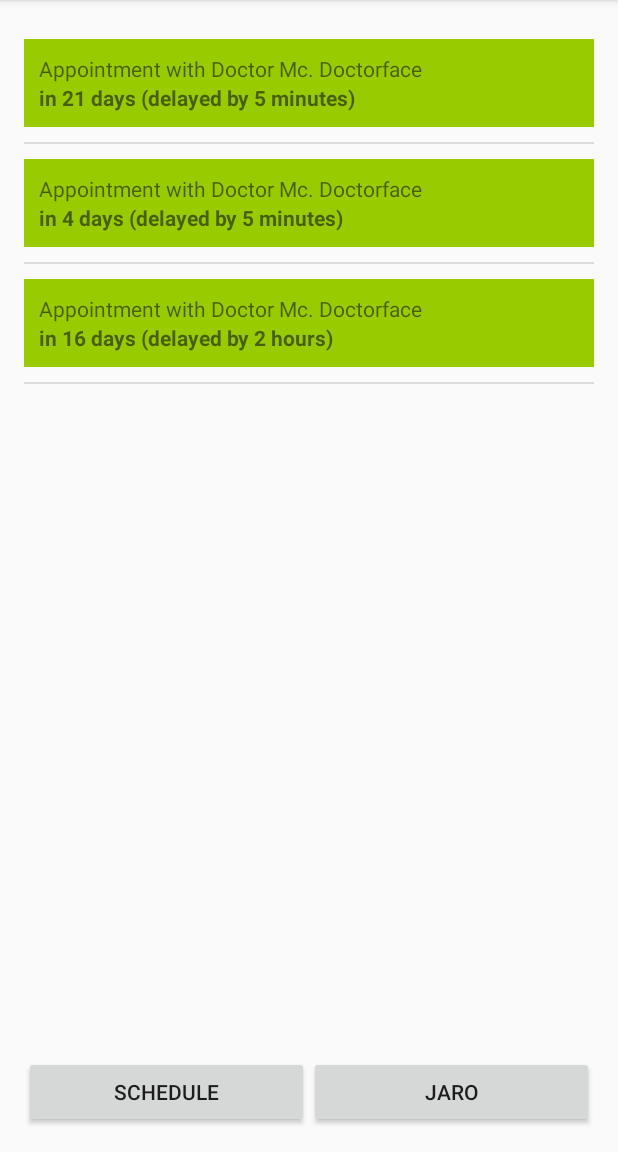
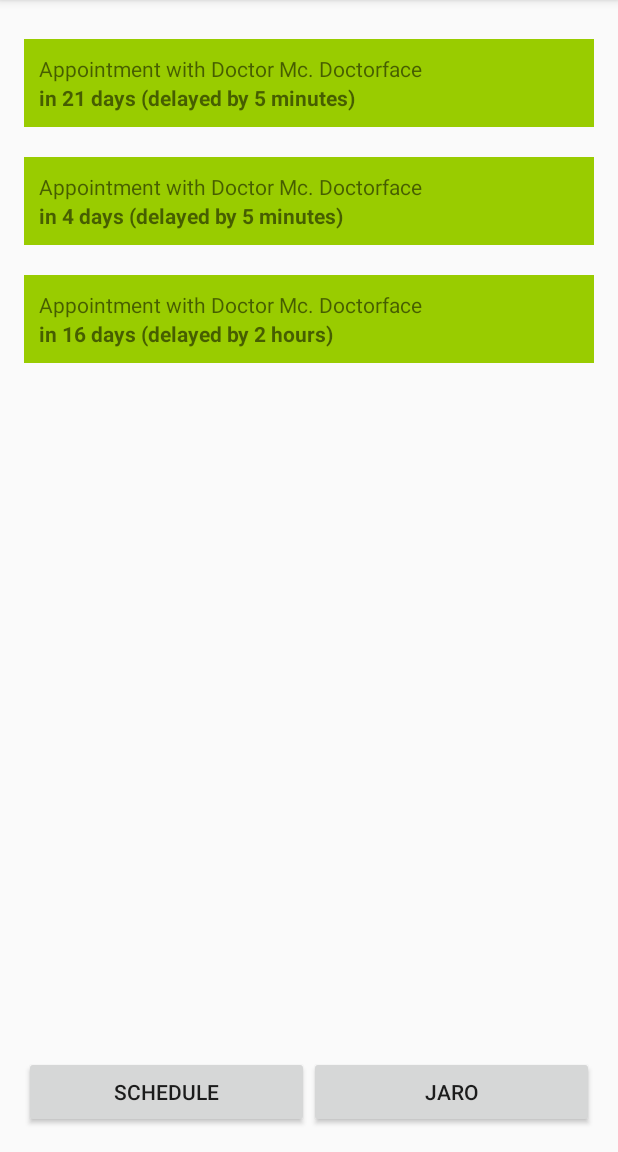
Before and after one commit to TomConerly/Mobile-Healthcare-Boarding-Pass, an Android app: the screen it shows after launch (MainActivity), on a phone screen of 412 x 824 dp, the part 84-1236 px from its top. Run offline under Robolectric (Android 15) with nearby library versions, the phone set to English and light mode, and no system bars.

Commit message:
removed the divider from listview

```diff
--- a/app/src/main/res/layout/activity_main.xml
+++ b/app/src/main/res/layout/activity_main.xml
@@ -21,7 +21,8 @@
             android:layout_height="0dip"
             android:layout_weight="1"
             android:id="@+id/appointment_list"
-            android:dividerHeight="0dp" />
+            android:dividerHeight="0dp"
+            android:divider="@null" />
 
         <LinearLayout
             android:orientation="horizontal"
```
